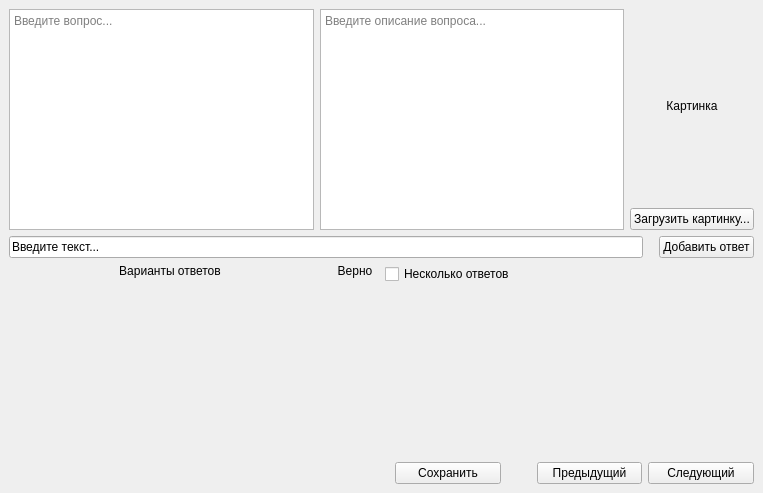
Before: the Qt Designer form ui/create.ui in MIV228/Victorio, drawn with Qt 5.
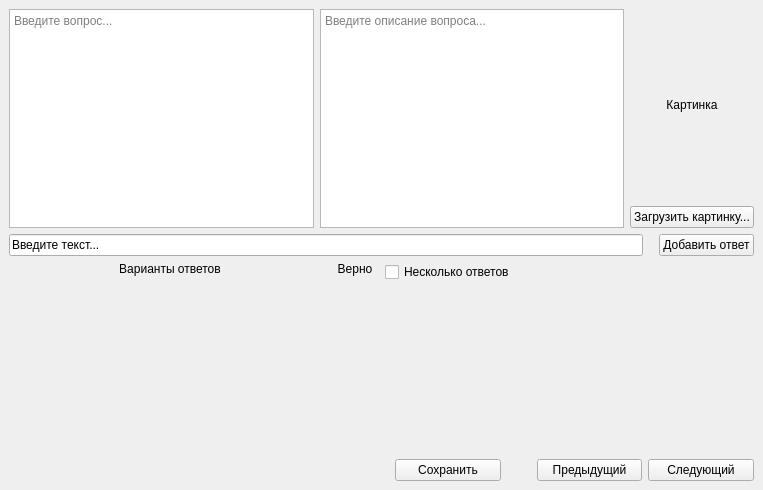
After: the same form once the commit is applied.

What changed in the file:
```diff
--- a/ui/create.ui
+++ b/ui/create.ui
@@ -7,7 +7,7 @@
     <x>0</x>
     <y>0</y>
     <width>763</width>
-    <height>493</height>
+    <height>490</height>
    </rect>
   </property>
   <property name="windowTitle">
```
